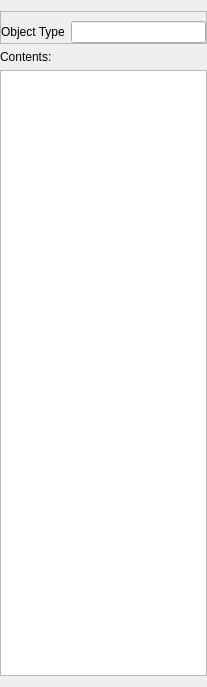
JotaRata/StarTrak-continued, file startrak-ui/qt/layouts/insp_undef.ui: the form before one commit.
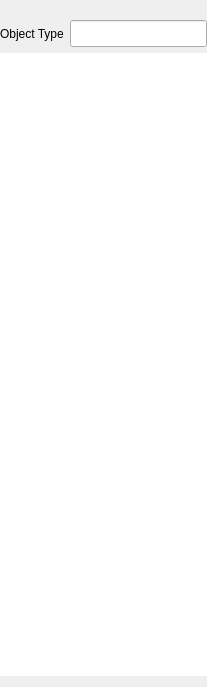
The form after the commit.

Commit message: Improved Star inspector design

The edit to the form file:
```diff
--- a/startrak-ui/qt/layouts/insp_undef.ui
+++ b/startrak-ui/qt/layouts/insp_undef.ui
@@ -32,10 +32,10 @@
       </sizepolicy>
      </property>
      <property name="frameShape">
-      <enum>QFrame::StyledPanel</enum>
+      <enum>QFrame::NoFrame</enum>
      </property>
      <property name="frameShadow">
-      <enum>QFrame::Raised</enum>
+      <enum>QFrame::Plain</enum>
      </property>
      <layout class="QHBoxLayout" name="horizontalLayout">
       <property name="leftMargin">
@@ -49,6 +49,9 @@
       </property>
       <item>
        <widget class="QLabel" name="label">
+        <property name="styleSheet">
+         <string notr="true"/>
+        </property>
         <property name="text">
          <string>Object Type</string>
         </property>
@@ -59,6 +62,9 @@
       </item>
       <item>
        <widget class="QLineEdit" name="nameField">
+        <property name="styleSheet">
+         <string notr="true">font-size: 12pt;</string>
+        </property>
         <property name="readOnly">
          <bool>true</bool>
         </property>
@@ -67,24 +73,18 @@
      </layout>
     </widget>
    </item>
-   <item>
-    <widget class="QLabel" name="label_2">
-     <property name="sizePolicy">
-      <sizepolicy hsizetype="Preferred" vsizetype="Maximum">
-       <horstretch>0</horstretch>
-       <verstretch>0</verstretch>
-      </sizepolicy>
-     </property>
-     <property name="text">
-      <string>Contents:</string>
-     </property>
-     <property name="buddy">
-      <cstring>contentField</cstring>
-     </property>
-    </widget>
-   </item>
    <item>
     <widget class="QTextEdit" name="contentField">
+     <property name="styleSheet">
+      <string notr="true">font-size: 10pt;
+</string>
+     </property>
+     <property name="frameShape">
+      <enum>QFrame::NoFrame</enum>
+     </property>
+     <property name="lineWrapMode">
+      <enum>QTextEdit::NoWrap</enum>
+     </property>
      <property name="readOnly">
       <bool>true</bool>
      </property>
```
The commit also changes 1 other file.
